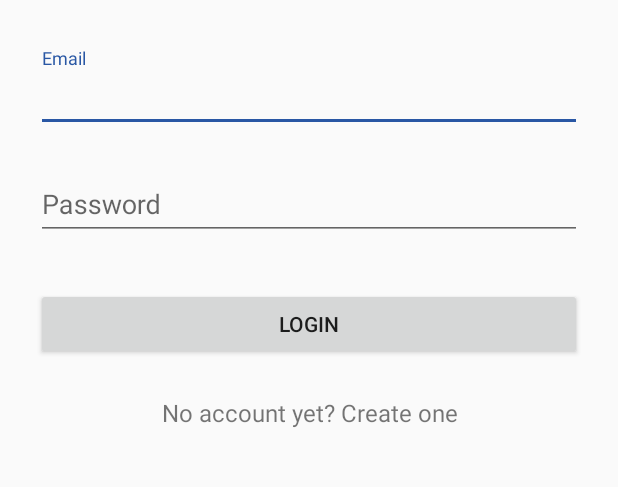
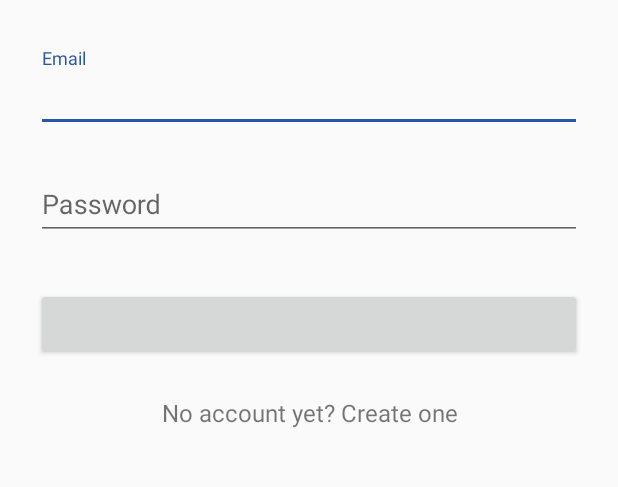
Before and after one commit to Gobinda3134/Test-master-master, an Android app: the LoginActivity screen opened directly, with no data from a screen before it, on a phone screen of 412 x 824 dp, the part 192-679 px from its top. Run offline under Robolectric (Android 15) with nearby library versions, the phone set to English and light mode, and no system bars; libraries missing offline, so code that uses them is left out: com.activeandroid, com.activeandroid.query.

Commit message:
Login is updated

```diff
--- a/app/src/main/res/layout/activity_login.xml
+++ b/app/src/main/res/layout/activity_login.xml
@@ -60,7 +60,7 @@
             android:layout_marginTop="24dp"
             android:layout_marginBottom="24dp"
             android:padding="12dp"
-            android:text="Login"/>
+            android:text=""/>
 
 
         <TextView
```
